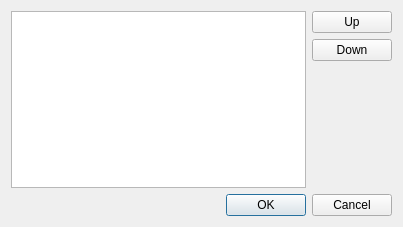
Above: eiskaltdcpp/ui/UIPublicHubsList.ui from eiskaltdcpp/eiskaltdcpp before the change. Below: the same form after it.
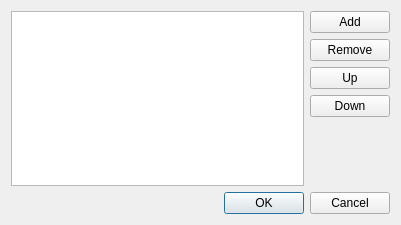
That is the form after the change.

What changed in the file:
```diff
--- a/eiskaltdcpp/ui/UIPublicHubsList.ui
+++ b/eiskaltdcpp/ui/UIPublicHubsList.ui
@@ -6,32 +6,32 @@
    <rect>
     <x>0</x>
     <y>0</y>
-    <width>403</width>
-    <height>227</height>
+    <width>401</width>
+    <height>225</height>
    </rect>
   </property>
   <property name="windowTitle">
    <string>Dialog</string>
   </property>
   <layout class="QGridLayout" name="gridLayout">
-   <item row="0" column="0" rowspan="3" colspan="2">
+   <item row="0" column="0" rowspan="5" colspan="2">
     <widget class="QListWidget" name="listWidget"/>
    </item>
-   <item row="0" column="2">
+   <item row="2" column="2">
     <widget class="QPushButton" name="pushButton_UP">
      <property name="text">
       <string>Up</string>
      </property>
     </widget>
    </item>
-   <item row="1" column="2">
+   <item row="3" column="2">
     <widget class="QPushButton" name="pushButton_DOWN">
      <property name="text">
       <string>Down</string>
      </property>
     </widget>
    </item>
-   <item row="3" column="1" colspan="2">
+   <item row="5" column="1" colspan="2">
     <widget class="QDialogButtonBox" name="buttonBox">
      <property name="sizePolicy">
       <sizepolicy hsizetype="Maximum" vsizetype="Maximum">
@@ -50,7 +50,7 @@
      </property>
     </widget>
    </item>
-   <item row="3" column="0">
+   <item row="5" column="0">
     <spacer name="horizontalSpacer">
      <property name="orientation">
       <enum>Qt::Horizontal</enum>
@@ -63,6 +63,20 @@
      </property>
     </spacer>
    </item>
+   <item row="0" column="2">
+    <widget class="QPushButton" name="pushButton_ADD">
+     <property name="text">
+      <string>Add</string>
+     </property>
+    </widget>
+   </item>
+   <item row="1" column="2">
+    <widget class="QPushButton" name="pushButton_REM">
+     <property name="text">
+      <string>Remove</string>
+     </property>
+    </widget>
+   </item>
   </layout>
  </widget>
  <resources/>
```
